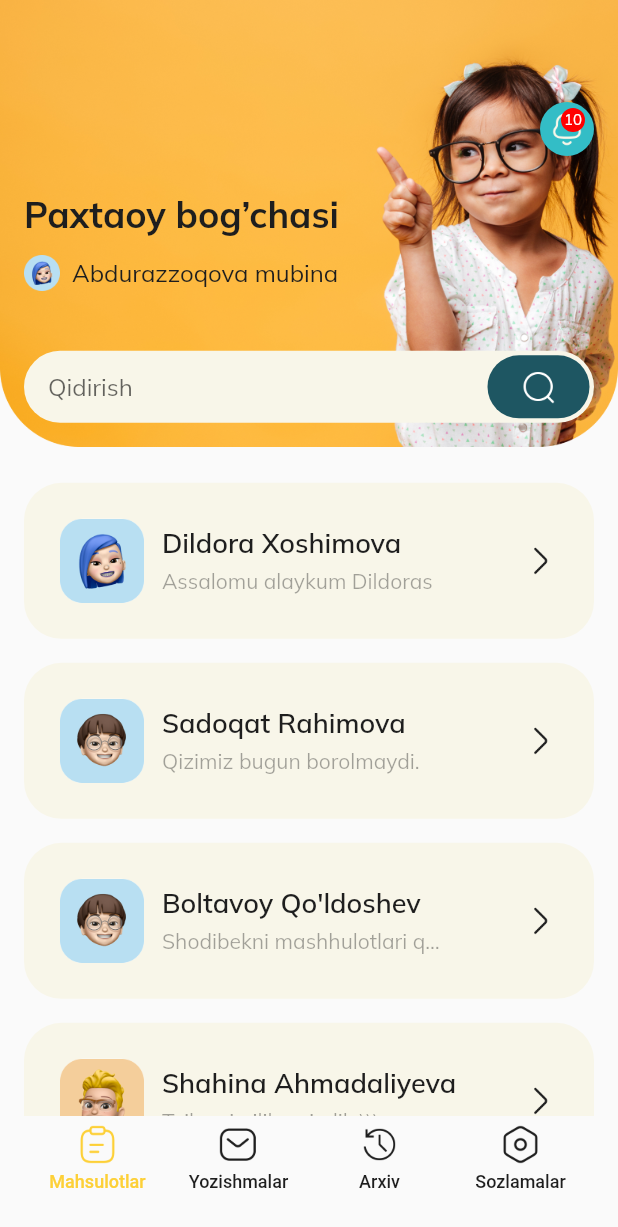
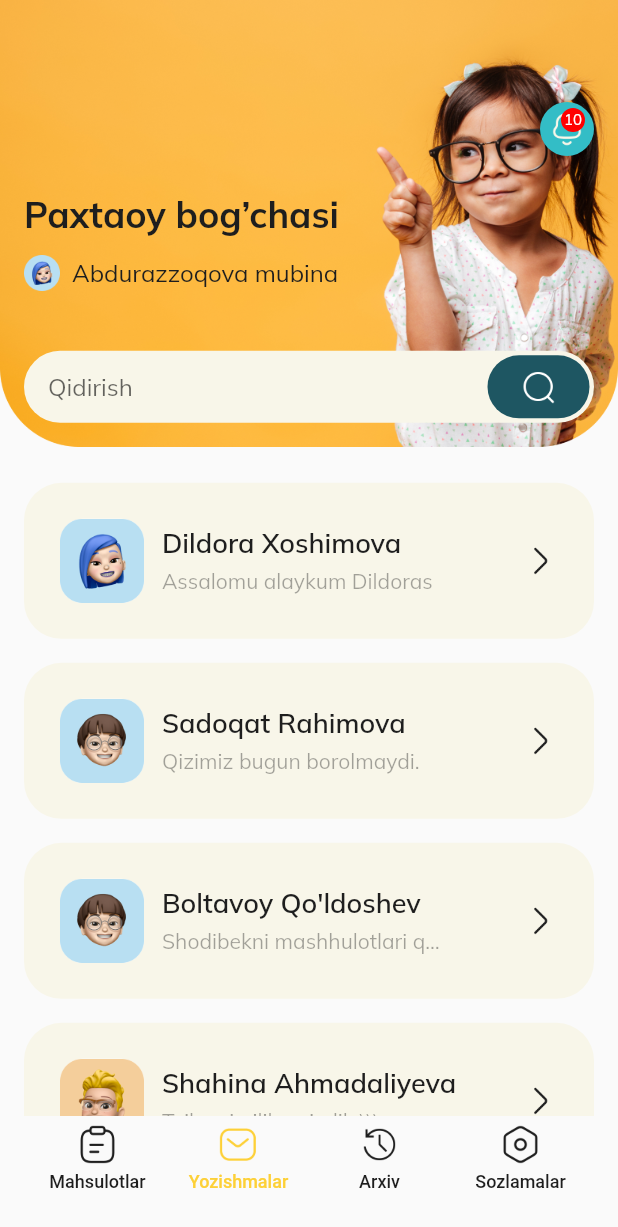
Before and after one commit to tursunalikhorunaliyev/kingdergarden, a Flutter app: the MainScreen screen opened directly, scrolled down 301 dp, after a tap on "Yozishmalar", on a phone screen of 412 x 824 dp. Shown: the top 1227 px of the screen. Run offline on Flutter 3.47's test engine with Material 2 defaults, Android fonts, the phone set to English and light mode, and no system bars; our stand-ins replace bloc, flutter_bloc, google_fonts, im_stepper.

Commit message:
bottom sheet color changing is bloced

```diff
--- a/lib/view/custome/custom_bottomsheet.dart
+++ b/lib/view/custome/custom_bottomsheet.dart
@@ -25,10 +25,12 @@ class CustomeBottomSheet extends StatelessWidget {
                         .read<MainScreenBloc>()
                         .add(MainScreenMahsulotlarEvent());
                   },
-                  child: const ButtonIcon(
+                  child: ButtonIcon(
                       imagePath: "assets/images/clipboard-text.png",
                       textData: "Mahsulotlar",
-                      color: tappedColor),
+                      color: state is MainScreenMahsulotlarState
+                          ? tappedColor
+                          : defaultColor),
                 ),
                 InkWell(
                   onTap: () {
@@ -36,20 +38,24 @@ class CustomeBottomSheet extends StatelessWidget {
                         .read<MainScreenBloc>()
                         .add(MainScreenYozishmalarEvent());
                   },
-                  child: const ButtonIcon(
+                  child: ButtonIcon(
                     imagePath: "assets/images/Message.png",
                     textData: "Yozishmalar",
-                    color: defaultColor,
+                    color: state is MainScreenYozishmalarState
+                        ? tappedColor
+                        : defaultColor,
                   ),
                 ),
                 InkWell(
                   onTap: () {
                     context.read<MainScreenBloc>().add(MainScreenArxivEvent());
                   },
-                  child: const ButtonIcon(
+                  child: ButtonIcon(
                       imagePath: "assets/images/timeold.png",
                       textData: "Arxiv",
-                      color: defaultColor),
+                      color: state is MainScreenArxivState
+                          ? tappedColor
+                          : defaultColor),
                 ),
                 InkWell(
                   onTap: () {
@@ -57,10 +63,12 @@ class CustomeBottomSheet extends StatelessWidget {
                         .read<MainScreenBloc>()
                         .add(MainScreenSozlamalarEvent());
                   },
-                  child: const ButtonIcon(
+                  child: ButtonIcon(
                     imagePath: "assets/images/setting.png",
                     textData: "Sozlamalar",
-                    color: defaultColor,
+                    color: state is MainScreenSozlamalarState
+                        ? tappedColor
+                        : defaultColor,
                   ),
                 ),
               ],
```
